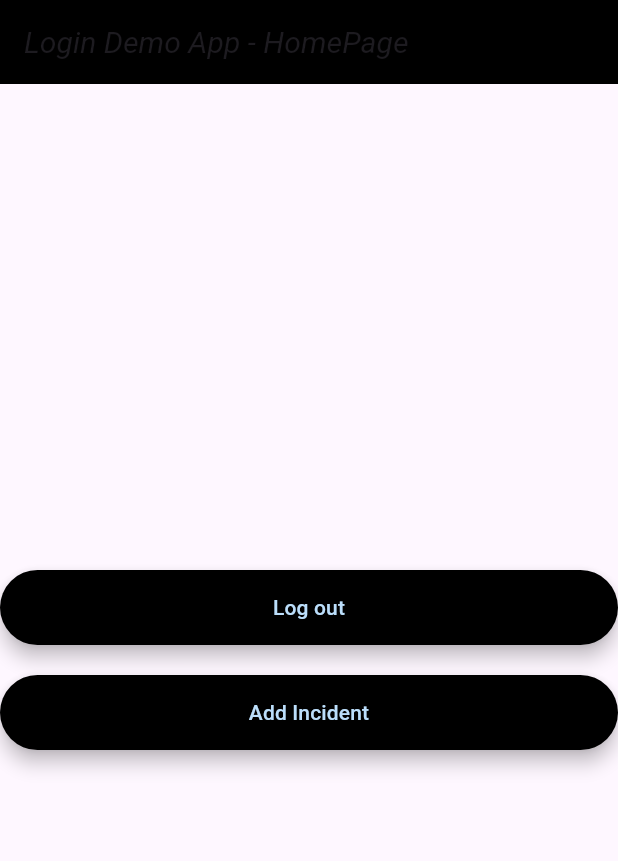
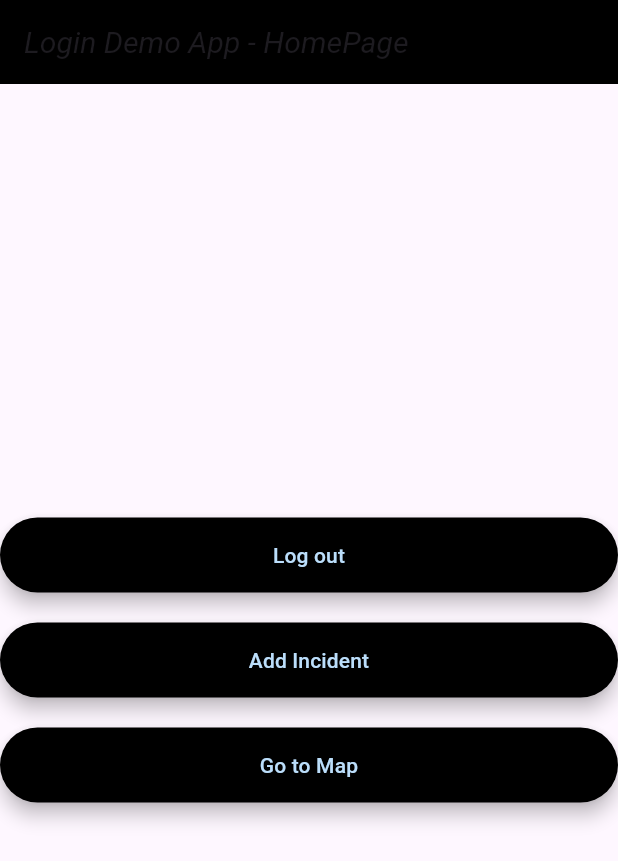
Before and after one commit to anastazee/city-report, a Flutter app: the Home screen opened directly, on a phone screen of 412 x 824 dp. Shown: the top 861 px of the screen. Run offline on Flutter 3.47's test engine with Material 3 defaults, Android fonts, the phone set to English and light mode, and no system bars; our stand-ins replace cloud_firestore, firebase_auth, firebase_core, flutter_map, geolocator, latlong2 and 1 more; accounts and stored records are empty; Roboto replaces fonts that are missing (Georgia).

Commit message:
small change in location version

```diff
--- a/lib/screens/home/home.dart
+++ b/lib/screens/home/home.dart
@@ -2,6 +2,7 @@ import 'package:flutter_application_1/services/auth.dart';
 import 'package:flutter/material.dart';
 import '../authenticate/login.dart';
 import '../new_incident/new_incident.dart';
+import '../map/mappage.dart';
 
 class Home extends StatefulWidget {
   @override
@@ -57,6 +58,28 @@ class _Home extends State<Home> {
         ),
       ),
     );
+  final ViewMap = Material(
+      elevation: 5.0,
+      borderRadius: BorderRadius.circular(30.0),
+      color: Theme.of(context).primaryColor,
+      child: MaterialButton(
+        minWidth: MediaQuery.of(context).size.width,
+        padding: const EdgeInsets.fromLTRB(20.0, 15.0, 20.0, 15.0),
+        onPressed: () async {
+           await _auth.signOut();
+            Navigator.pushReplacement(
+              context,
+              MaterialPageRoute(builder: (context) => MapPage()),
+            );
+        },
+        child: Text(
+          "Go to Map",
+          style: TextStyle(color: Theme.of(context).primaryColorLight),
+          textAlign: TextAlign.center,
+        ),
+      ),
+    );
+
 
     return Scaffold(
       appBar: AppBar(
@@ -70,6 +93,8 @@ class _Home extends State<Home> {
             SignOut,
             const SizedBox(height: 20.0),
             AddIncident,
+            const SizedBox(height : 20.0),
+            ViewMap,
           ],
         ),
       ),
```
